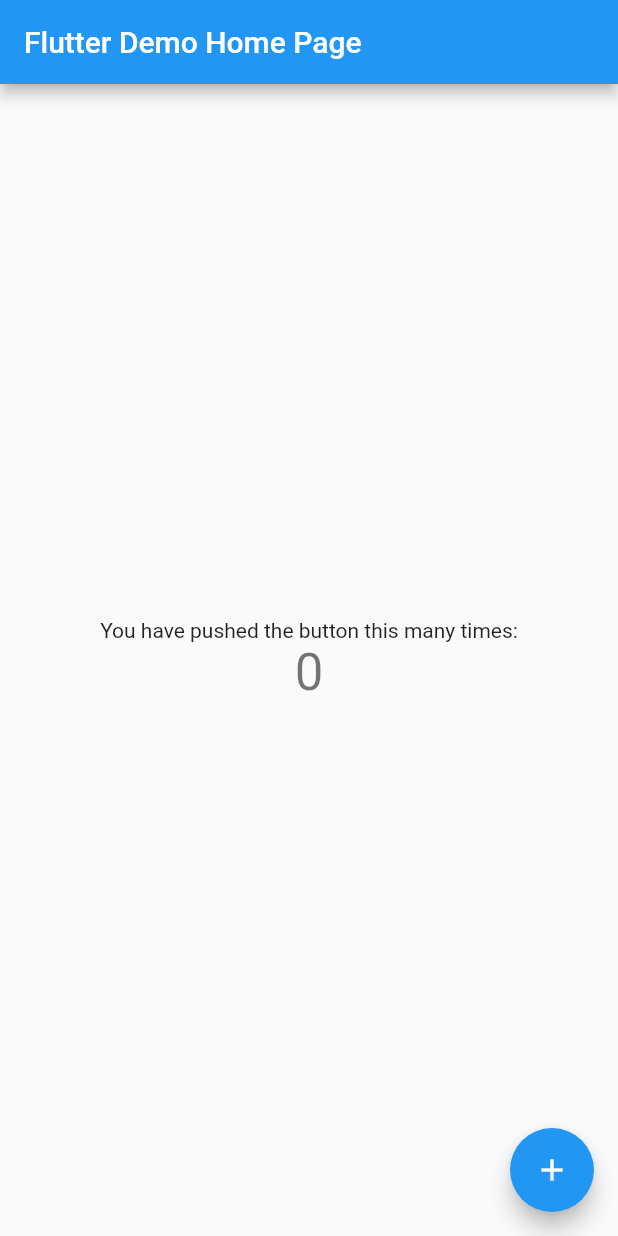
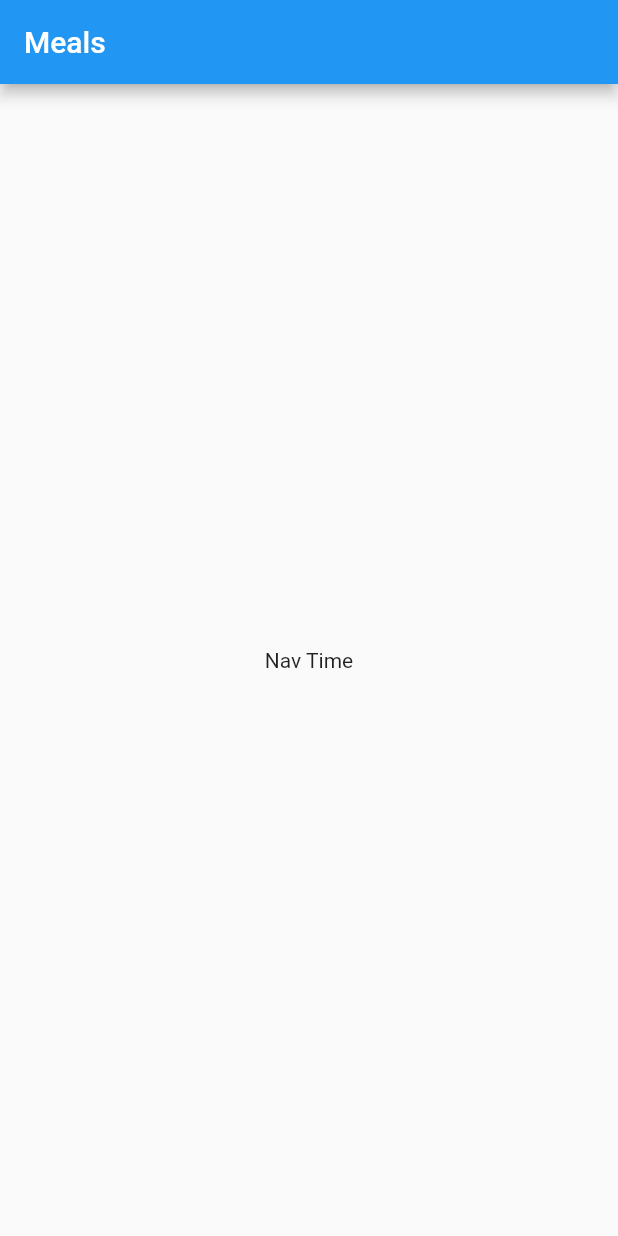
Before and after one commit to insertmike/cooking-up, a Flutter app: the screen it shows after launch, on a phone screen of 412 x 824 dp. Run offline on Flutter 3.47's test engine with Material 2 defaults, Android fonts, the phone set to English and light mode, and no system bars.

```diff
--- a/lib/main.dart
+++ b/lib/main.dart
@@ -3,109 +3,32 @@ import 'package:flutter/material.dart';
 void main() => runApp(MyApp());
 
 class MyApp extends StatelessWidget {
-  // This widget is the root of your application.
   @override
   Widget build(BuildContext context) {
     return MaterialApp(
-      title: 'Flutter Demo',
+      title: 'Meals',
       theme: ThemeData(
-        // This is the theme of your application.
-        //
-        // Try running your application with "flutter run". You'll see the
-        // application has a blue toolbar. Then, without quitting the app, try
-        // changing the primarySwatch below to Colors.green and then invoke
-        // "hot reload" (press "r" in the console where you ran "flutter run",
-        // or simply save your changes to "hot reload" in a Flutter IDE).
-        // Notice that the counter didn't reset back to zero; the application
-        // is not restarted.
         primarySwatch: Colors.blue,
       ),
-      home: MyHomePage(title: 'Flutter Demo Home Page'),
+      home: MainPage(),
     );
   }
 }
-
-class MyHomePage extends StatefulWidget {
-  MyHomePage({Key key, this.title}) : super(key: key);
-
-  // This widget is the home page of your application. It is stateful, meaning
-  // that it has a State object (defined below) that contains fields that affect
-  // how it looks.
-
-  // This class is the configuration for the state. It holds the values (in this
-  // case the title) provided by the parent (in this case the App widget) and
-  // used by the build method of the State. Fields in a Widget subclass are
-  // always marked "final".
-
-  final String title;
-
+class MainPage extends StatefulWidget {
   @override
-  _MyHomePageState createState() => _MyHomePageState();
+  _MainPageState createState() => _MainPageState();
 }
 
-class _MyHomePageState extends State<MyHomePage> {
-  int _counter = 0;
-
-  void _incrementCounter() {
-    setState(() {
-      // This call to setState tells the Flutter framework that something has
-      // changed in this State, which causes it to rerun the build method below
-      // so that the display can reflect the updated values. If we changed
-      // _counter without calling setState(), then the build method would not be
-      // called again, and so nothing would appear to happen.
-      _counter++;
-    });
-  }
-
+class _MainPageState extends State<MainPage> {
   @override
   Widget build(BuildContext context) {
-    // This method is rerun every time setState is called, for instance as done
-    // by the _incrementCounter method above.
-    //
-    // The Flutter framework has been optimized to make rerunning build methods
-    // fast, so that you can just rebuild anything that needs updating rather
-    // than having to individually change instances of widgets.
     return Scaffold(
       appBar: AppBar(
-        // Here we take the value from the MyHomePage object that was created by
-        // the App.build method, and use it to set our appbar title.
-        title: Text(widget.title),
+        title: Text('Meals'),
       ),
       body: Center(
-        // Center is a layout widget. It takes a single child and positions it
-        // in the middle of the parent.
-        child: Column(
-          // Column is also layout widget. It takes a list of children and
-          // arranges them vertically. By default, it sizes itself to fit its
-          // children horizontally, and tries to be as tall as its parent.
-          //
-          // Invoke "debug painting" (press "p" in the console, choose the
-          // "Toggle Debug Paint" action from the Flutter Inspector in Android
-          // Studio, or the "Toggle Debug Paint" command in Visual Studio Code)
-          // to see the wireframe for each widget.
-          //
-          // Column has various properties to control how it sizes itself and
-          // how it positions its children. Here we use mainAxisAlignment to
-          // center the children vertically; the main axis here is the vertical
-          // axis because Columns are vertical (the cross axis would be
-          // horizontal).
-          mainAxisAlignment: MainAxisAlignment.center,
-          children: <Widget>[
-            Text(
-              'You have pushed the button this many times:',
-            ),
-            Text(
-              '$_counter',
-              style: Theme.of(context).textTheme.display1,
-            ),
-          ],
-        ),
+        child: Text('Nav Time'),
       ),
-      floatingActionButton: FloatingActionButton(
-        onPressed: _incrementCounter,
-        tooltip: 'Increment',
-        child: Icon(Icons.add),
-      ), // This trailing comma makes auto-formatting nicer for build methods.
     );
   }
 }
```
Also changed, not shown: lib/categories_screen.dart (added, +18 -0 lines), lib/debugging_data.dart (added, +66 -0 lines), lib/models/category.dart (added, +13 -0 lines), 1 other file.
